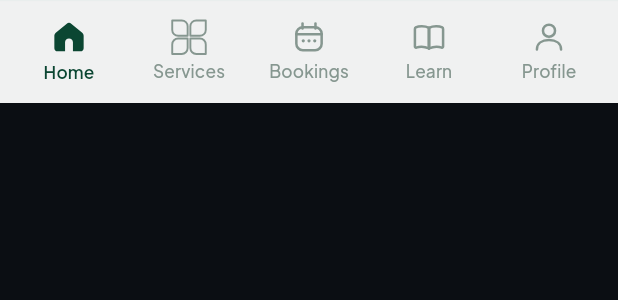
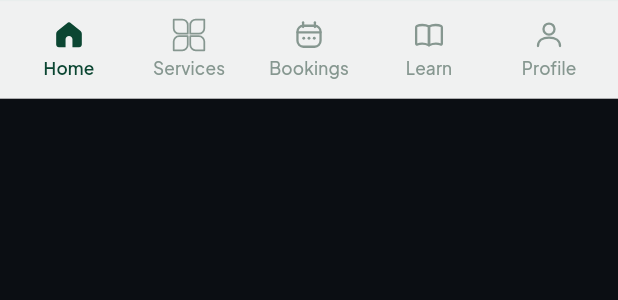
Before and after one commit to sadikmahmudadive/Ruqyah-Healing, a Flutter app: the GlobalBottomNavBar widget shown alone on an empty page, opened directly, on a phone screen of 412 x 824 dp. Shown: the top 300 px of the screen. Run offline on Flutter 3.47's test engine with Material 3 defaults, Android fonts, the phone set to English and light mode, and no system bars; our stand-ins replace cloud_firestore, firebase_auth, firebase_core, google_sign_in; accounts and stored records are empty.

Commit message:
Set all bottom navigation bar icons to 21x21 px

```diff
--- a/lib/widgets/global_bottom_navbar.dart
+++ b/lib/widgets/global_bottom_navbar.dart
@@ -65,7 +65,7 @@ class GlobalBottomNavBar extends StatelessWidget {
                 iconBuilder: (isSelected, color) => HomeNavIcon(
                   isSelected: isSelected,
                   color: color,
-                  size: 24,
+                  size: 21,
                 ),
               ),
               _buildNavItem(
@@ -74,7 +74,7 @@ class GlobalBottomNavBar extends StatelessWidget {
                 iconBuilder: (isSelected, color) => ServicesNavIcon(
                   isSelected: isSelected,
                   color: color,
-                  size: 23,
+                  size: 21,
                 ),
               ),
               _buildNavItem(
@@ -83,7 +83,7 @@ class GlobalBottomNavBar extends StatelessWidget {
                 iconBuilder: (isSelected, color) => BookingsNavIcon(
                   isSelected: isSelected,
                   color: color,
-                  size: 23,
+                  size: 21,
                 ),
               ),
               _buildNavItem(
@@ -92,7 +92,7 @@ class GlobalBottomNavBar extends StatelessWidget {
                 iconBuilder: (isSelected, color) => LearnNavIcon(
                   isSelected: isSelected,
                   color: color,
-                  size: 23,
+                  size: 21,
                 ),
               ),
               _buildNavItem(
@@ -101,7 +101,7 @@ class GlobalBottomNavBar extends StatelessWidget {
                 iconBuilder: (isSelected, color) => ProfileNavIcon(
                   isSelected: isSelected,
                   color: color,
-                  size: 23,
+                  size: 21,
                 ),
               ),
             ],
--- a/lib/widgets/navbar_icons.dart
+++ b/lib/widgets/navbar_icons.dart
@@ -10,7 +10,7 @@ class HomeNavIcon extends StatelessWidget {
     super.key,
     required this.isSelected,
     required this.color,
-    this.size = 24.0,
+    this.size = 21.0,
   });
 
   @override
@@ -116,7 +116,7 @@ class ServicesNavIcon extends StatelessWidget {
     super.key,
     required this.isSelected,
     required this.color,
-    this.size = 24.0,
+    this.size = 21.0,
   });
 
   @override
@@ -300,7 +300,7 @@ class BookingsNavIcon extends StatelessWidget {
     super.key,
     required this.isSelected,
     required this.color,
-    this.size = 24.0,
+    this.size = 21.0,
   });
 
   @override
@@ -411,7 +411,7 @@ class LearnNavIcon extends StatelessWidget {
     super.key,
     required this.isSelected,
     required this.color,
-    this.size = 24.0,
+    this.size = 21.0,
   });
 
   @override
@@ -511,7 +511,7 @@ class ProfileNavIcon extends StatelessWidget {
     super.key,
     required this.isSelected,
     required this.color,
-    this.size = 24.0,
+    this.size = 21.0,
   });
 
   @override
```
